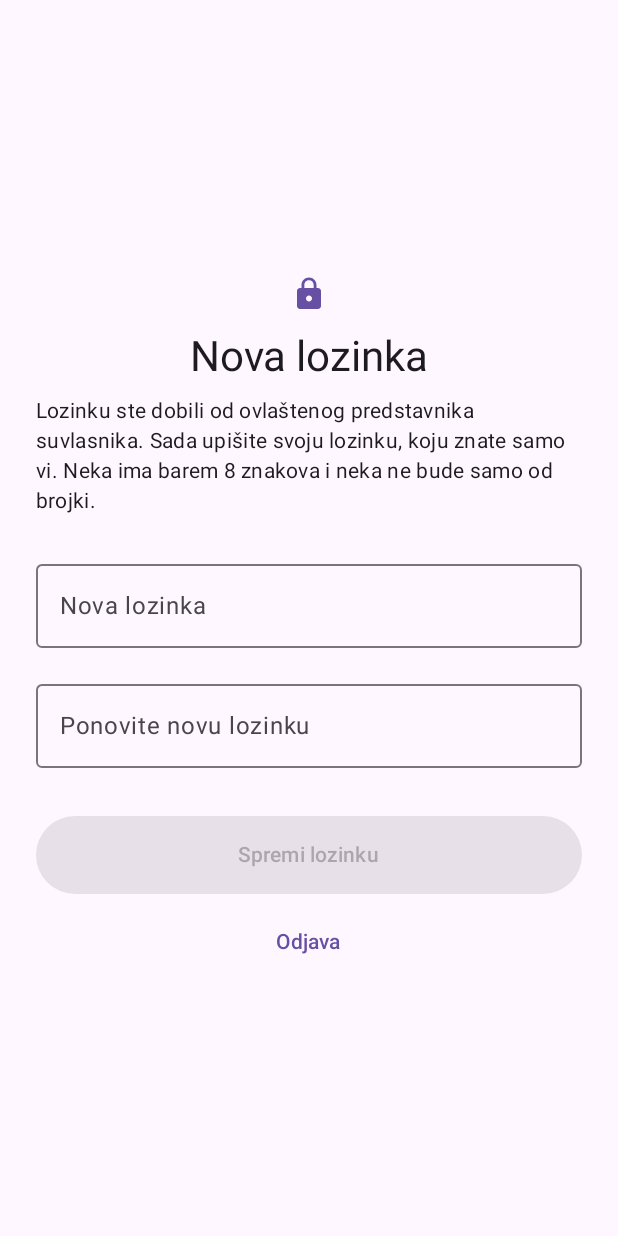
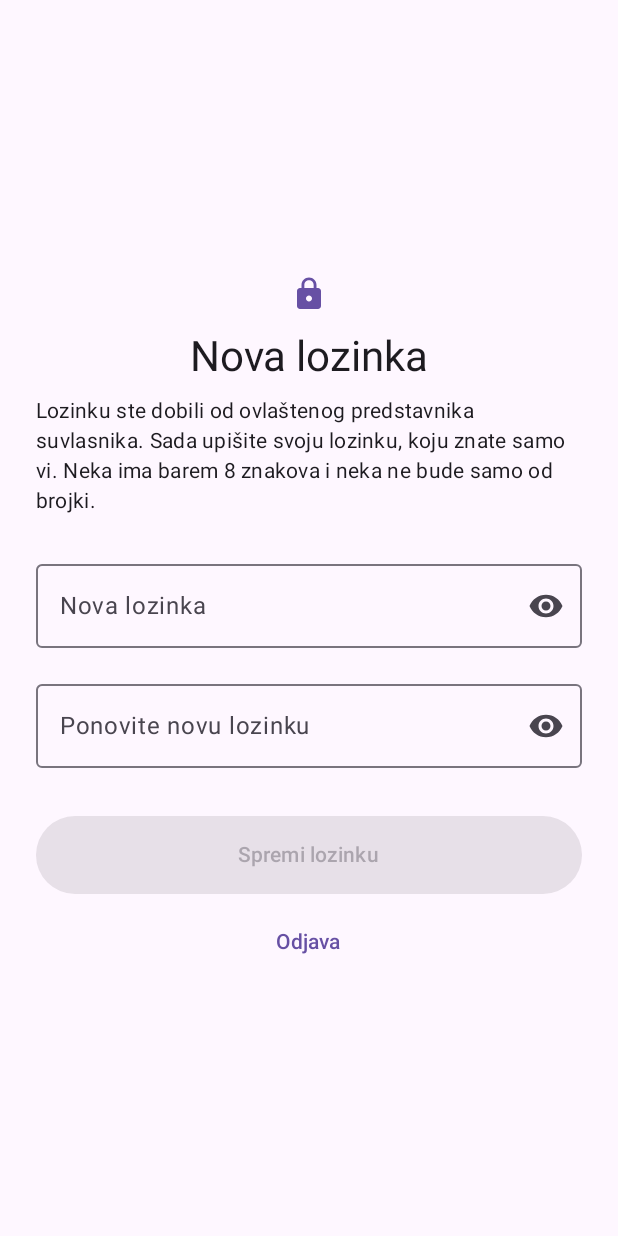
Before and after one commit to deanblecic/prijava-vode, an Android app built with Jetpack Compose: the composable EkranPromjeneLozinke shown on its own in the app's theme, after a tap on "Odjava", on a phone screen of 412 x 824 dp. Run offline under Robolectric (Android 15) with nearby library versions, the phone set to English and light mode, and no system bars; 1 statement that could not run was skipped.

Commit message:
Ikona oka za prikaz lozinke, okvir očitanja podignut oko 1 cm
Polja za lozinku (prijava i promjena lozinke) dobivaju ikonu oka desno
koja prikazuje ili skriva upisani tekst. Okvir na kameri podignut je za
6,5 % visine ekrana, a izrez fotografije za OCR pomaknut je jednako.

Co-Authored-By: Claude Opus 5.5 <noreply@anthropic.com>
Claude-Session: https://claude.ai/code/session_018B2uX5zfVqLoBc9HtShjLW

```diff
--- a/android/app/src/main/java/hr/prijavavode/ui/EkranKamere.kt
+++ b/android/app/src/main/java/hr/prijavavode/ui/EkranKamere.kt
@@ -149,7 +149,8 @@ fun EkranKamere(
         Canvas(Modifier.fillMaxSize()) {
             val sirina = size.width * 0.92f
             val visina = sirina * 0.75f
-            val vrh = Offset((size.width - sirina) / 2, (size.height - visina) / 2)
+            val gore = (size.height - visina) / 2 - size.height * Prepoznavanje.POMAK_OKVIRA_GORE
+            val vrh = Offset((size.width - sirina) / 2, gore.coerceAtLeast(0f))
             drawRect(Color.Black.copy(alpha = 0.45f), size = Size(size.width, vrh.y))
             drawRect(Color.Black.copy(alpha = 0.45f), topLeft = Offset(0f, vrh.y + visina),
                 size = Size(size.width, size.height - vrh.y - visina))
--- a/android/app/src/main/java/hr/prijavavode/ui/EkranPromjeneLozinke.kt
+++ b/android/app/src/main/java/hr/prijavavode/ui/EkranPromjeneLozinke.kt
@@ -9,14 +9,12 @@ import androidx.compose.foundation.layout.height
 import androidx.compose.foundation.layout.imePadding
 import androidx.compose.foundation.layout.padding
 import androidx.compose.foundation.layout.safeDrawingPadding
-import androidx.compose.foundation.text.KeyboardOptions
 import androidx.compose.material.icons.Icons
 import androidx.compose.material.icons.filled.Lock
 import androidx.compose.material3.Button
 import androidx.compose.material3.CircularProgressIndicator
 import androidx.compose.material3.Icon
 import androidx.compose.material3.MaterialTheme
-import androidx.compose.material3.OutlinedTextField
 import androidx.compose.material3.Text
 import androidx.compose.material3.TextButton
 import androidx.compose.runtime.Composable
@@ -27,8 +25,6 @@ import androidx.compose.runtime.setValue
 import androidx.compose.ui.Alignment
 import androidx.compose.ui.Modifier
 import androidx.compose.ui.text.input.ImeAction
-import androidx.compose.ui.text.input.KeyboardType
-import androidx.compose.ui.text.input.PasswordVisualTransformation
 import androidx.compose.ui.unit.dp
 import hr.prijavavode.GlavniViewModel
 
@@ -51,21 +47,15 @@ fun EkranPromjeneLozinke(vm: GlavniViewModel) {
                 "koju znate samo vi. Neka ima barem 8 znakova i neka ne bude samo od brojki.",
             style = MaterialTheme.typography.bodyMedium, modifier = Modifier.padding(top = 8.dp, bottom = 24.dp),
         )
-        OutlinedTextField(
-            value = nova, onValueChange = { nova = it }, label = { Text("Nova lozinka") },
-            singleLine = true, modifier = Modifier.fillMaxWidth(),
-            visualTransformation = PasswordVisualTransformation(),
+        PoljeLozinke(
+            nova, { nova = it }, "Nova lozinka", ImeAction.Next, Modifier.fillMaxWidth(),
             isError = prekratka,
             supportingText = { if (prekratka) Text("Barem 8 znakova.") },
-            keyboardOptions = KeyboardOptions(keyboardType = KeyboardType.Password, imeAction = ImeAction.Next),
         )
-        OutlinedTextField(
-            value = ponovljena, onValueChange = { ponovljena = it }, label = { Text("Ponovite novu lozinku") },
-            singleLine = true, modifier = Modifier.fillMaxWidth(),
-            visualTransformation = PasswordVisualTransformation(),
+        PoljeLozinke(
+            ponovljena, { ponovljena = it }, "Ponovite novu lozinku", ImeAction.Done, Modifier.fillMaxWidth(),
             isError = razlicite,
             supportingText = { if (razlicite) Text("Lozinke se ne podudaraju.") },
-            keyboardOptions = KeyboardOptions(keyboardType = KeyboardType.Password, imeAction = ImeAction.Done),
         )
         Spacer(Modifier.height(16.dp))
         Button(
--- /dev/null
+++ b/android/app/src/main/java/hr/prijavavode/ui/PoljeLozinke.kt
@@ -0,0 +1,50 @@
+package hr.prijavavode.ui
+
+import androidx.compose.foundation.text.KeyboardOptions
+import androidx.compose.material.icons.Icons
+import androidx.compose.material.icons.filled.Visibility
+import androidx.compose.material.icons.filled.VisibilityOff
+import androidx.compose.material3.Icon
+import androidx.compose.material3.IconButton
+import androidx.compose.material3.OutlinedTextField
+import androidx.compose.material3.Text
+import androidx.compose.runtime.Composable
+import androidx.compose.runtime.getValue
+import androidx.compose.runtime.mutableStateOf
+import androidx.compose.runtime.saveable.rememberSaveable
+import androidx.compose.runtime.setValue
+import androidx.compose.ui.Modifier
+import androidx.compose.ui.text.input.ImeAction
+import androidx.compose.ui.text.input.KeyboardType
+import androidx.compose.ui.text.input.PasswordVisualTransformation
+import androidx.compose.ui.text.input.VisualTransformation
+
+/** Polje za lozinku s ikonom oka desno: dodir prikazuje ili skriva upisani tekst. */
+@Composable
+fun PoljeLozinke(
+    vrijednost: String,
+    promjena: (String) -> Unit,
+    oznaka: String,
+    imeAction: ImeAction,
+    modifier: Modifier = Modifier,
+    isError: Boolean = false,
+    supportingText: (@Composable () -> Unit)? = null,
+) {
+    var vidljiva by rememberSaveable { mutableStateOf(false) }
+    OutlinedTextField(
+        value = vrijednost, onValueChange = promjena, label = { Text(oznaka) },
+        singleLine = true, modifier = modifier,
+        visualTransformation = if (vidljiva) VisualTransformation.None else PasswordVisualTransformation(),
+        isError = isError,
+        supportingText = supportingText,
+        keyboardOptions = KeyboardOptions(keyboardType = KeyboardType.Password, imeAction = imeAction),
+        trailingIcon = {
+            IconButton(onClick = { vidljiva = !vidljiva }) {
+                Icon(
+                    if (vidljiva) Icons.Filled.VisibilityOff else Icons.Filled.Visibility,
+                    contentDescription = if (vidljiva) "Sakrij lozinku" else "Prikaži lozinku",
+                )
+            }
+        },
+    )
+}
```
Also changed, not shown: android/app/src/main/java/hr/prijavavode/ocr/Prepoznavanje.kt (+7 -1 lines), android/app/src/main/java/hr/prijavavode/ui/EkranPrijave.kt (+1 -8 lines).
